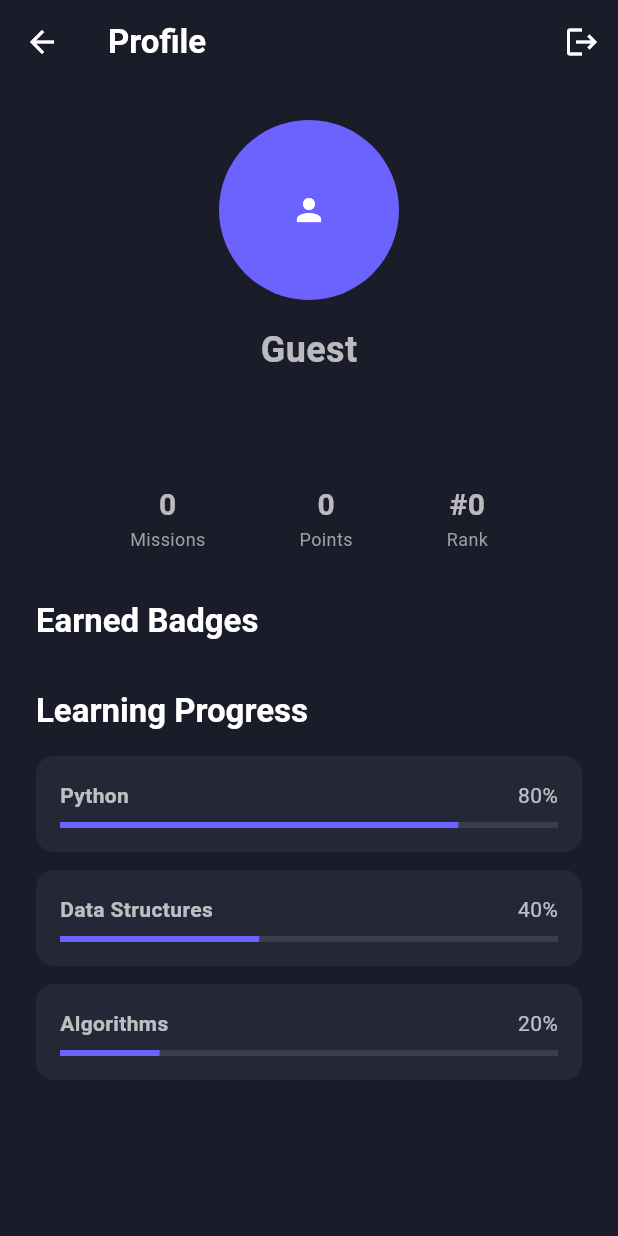
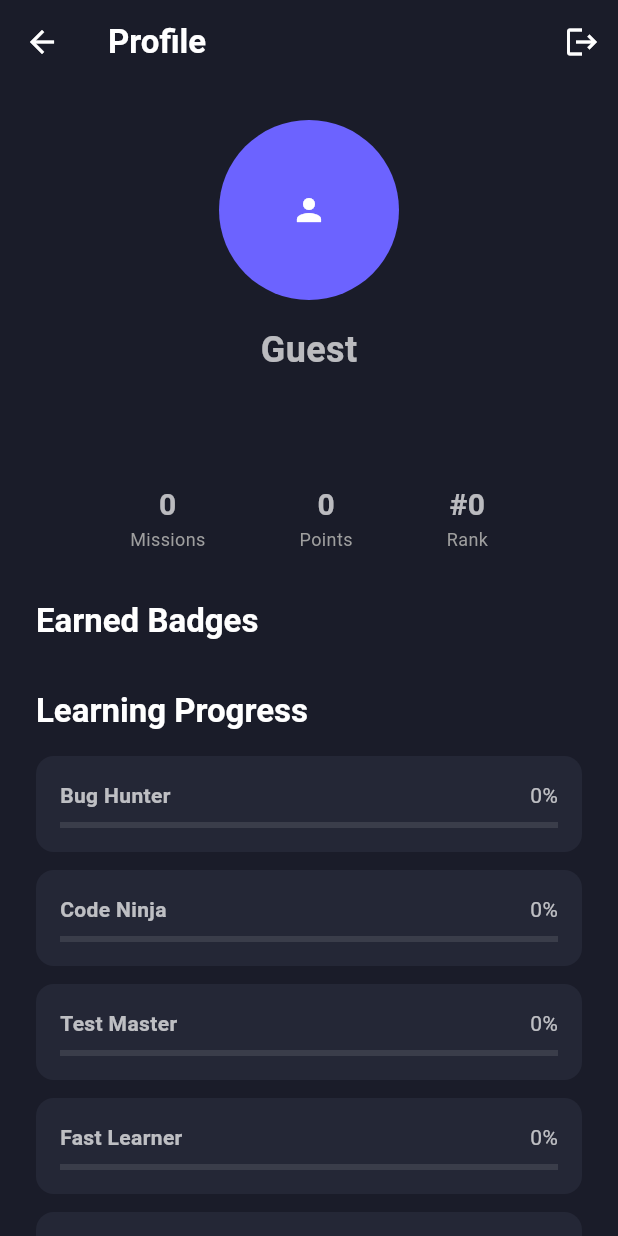
Before and after one commit to Abdelwahebbch/code_quest, a Flutter app: the ProfileScreen screen opened directly, on a phone screen of 412 x 824 dp. Run offline on Flutter 3.47's test engine with Material 3 defaults, Android fonts, the phone set to English and light mode, and no system bars; our stand-ins replace appwrite, dropdown_button2, flutter_local_notifications, image_picker; accounts and stored records are empty; network calls fail.

Commit message:
modify the learning progress
bacck then we show the progress in language but now with badges

```diff
--- a/lib/views/profile/profile_screen.dart
+++ b/lib/views/profile/profile_screen.dart
@@ -69,7 +69,7 @@ class ProfileScreen extends StatelessWidget {
             const SizedBox(height: 16),
             _buildSectionTitle(context, "Learning Progress"),
             const SizedBox(height: 16),
-            _buildProgressList(),
+            _buildProgressList(context),
           ],
         ),
       ),
@@ -209,14 +209,41 @@ class ProfileScreen extends StatelessWidget {
     );
   }
 
-  Widget _buildProgressList() {
+  Widget _buildProgressList(context) {
+    final authService = Provider.of<AppwriteService>(context, listen: false);
+    Map<String,dynamic> progress=authService.progress.badgesProgress;
+    int missionsCompletedToday = 0;
+      for (int i = 0; i < authService.progress.missions.length; i++) {
+        if (authService.progress.missions[i].isCompleted) {
+          missionsCompletedToday += 1;
+        }
+      }
+    double bugHunter =(progress['debug']/10)>=1 ? 1 : progress['debug']/10;
+    double codeNinja =((authService.progress.nbMissionCompletedWithoutHints/10)*2)>=1 ? 1 : (authService.progress.nbMissionCompletedWithoutHints/10)*2;
+    double TestMaster =((progress['test']/10)*2)>=1 ? 1 : (progress['test']/10)*2;
+    double FastLearner= missionsCompletedToday/3 >=1 ? 1 :missionsCompletedToday/3;
+    double Architect= progress['ordering']/10 >=1 ? 1 : progress['ordering']/10;
+    double CleanCoder=((progress['complete']/10>1 ? 1: progress['complete']/10)+(authService.progress.totalFailures/30>1 ? 1 : authService.progress.totalFailures/30))/2;
+    double TeamPlayer= ((progress['singleChoice']/10>1 ? 1 :progress['singleChoice']/10)+(progress['multipleChoice']/10>1 ? 1 :progress['multipleChoice']/10))/2;
+    double AIWhisperer= (authService.progress.totalAIQuestions/50)>1 ? 1 : (authService.progress.totalAIQuestions/50);
     return Column(
       children: [
-        _buildProgressItem("Python", 0.8),
+        _buildProgressItem("Bug Hunter", bugHunter),
         const SizedBox(height: 12),
-        _buildProgressItem("Data Structures", 0.4),
+        _buildProgressItem("Code Ninja", codeNinja),
         const SizedBox(height: 12),
-        _buildProgressItem("Algorithms", 0.2),
+        _buildProgressItem("Test Master", TestMaster),
+        const SizedBox(height: 12),
+        _buildProgressItem("Fast Learner", FastLearner),
+        const SizedBox(height: 12),
+        _buildProgressItem("Architect", Architect),
+        const SizedBox(height: 12),
+        _buildProgressItem("Clean Coder", CleanCoder),
+        const SizedBox(height: 12),
+        _buildProgressItem("Team Player", TeamPlayer),
+        const SizedBox(height: 12),
+        _buildProgressItem("AI Whisperer", AIWhisperer),
+        const SizedBox(height: 12),
       ],
     );
   }
```
